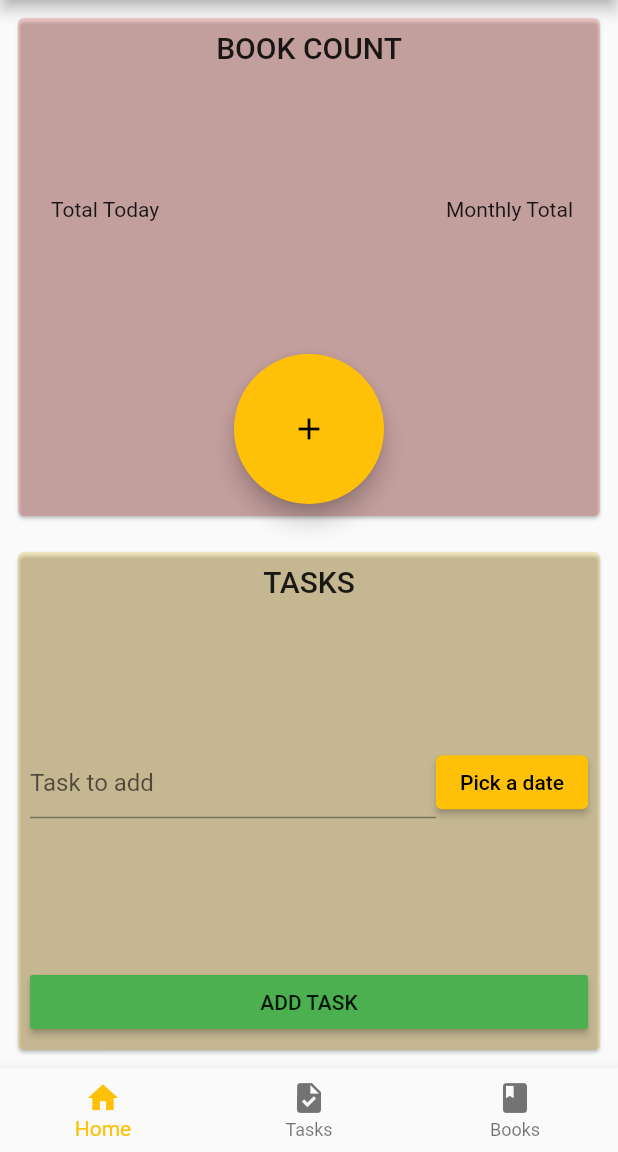
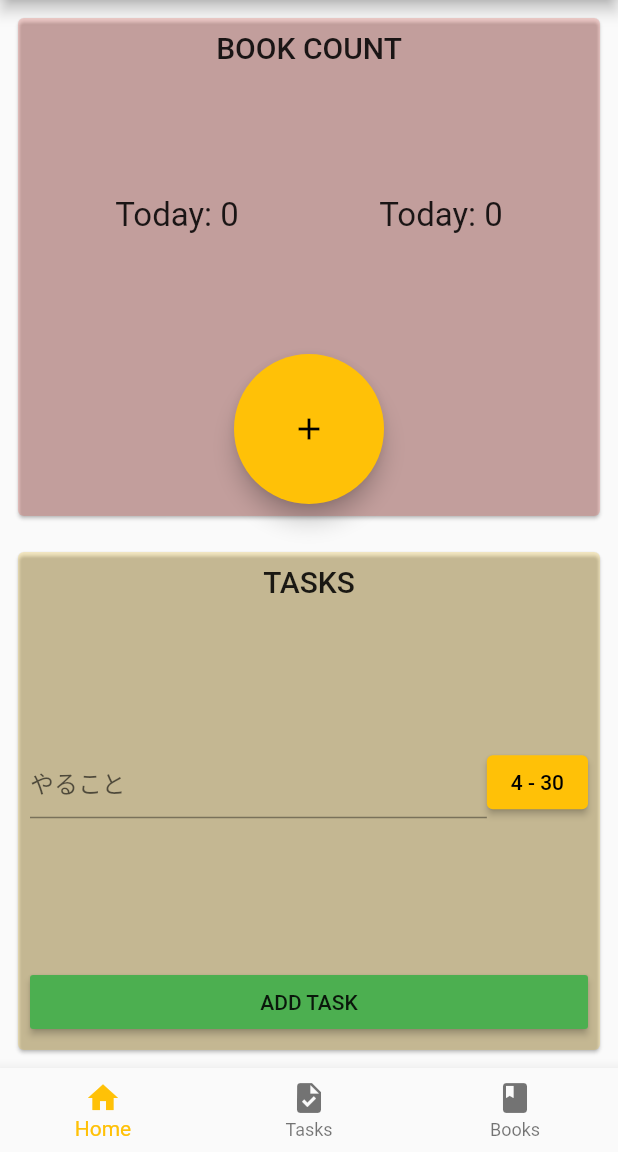
Before and after one commit to yoichiyy/ehon, a Flutter app: the screen it shows after launch, on a phone screen of 412 x 824 dp, the part 84-1236 px from its top. Run offline on Flutter 3.47's test engine with Material 2 defaults, Android fonts, the light colour scheme and no system bars; our stand-ins replace hive; accounts and stored records are empty.

Commit message:
質問した

```diff
--- a/lib/ui/pages/home/home_page.dart
+++ b/lib/ui/pages/home/home_page.dart
@@ -5,6 +5,8 @@ import 'package:counter/ui/pages/history/history_page.dart';
 import 'package:counter/ui/pages/task_list/task_list_page.dart';
 import 'package:counter/ui/widgets/bottom_navigation_bar.dart';
 import 'package:flutter/material.dart';
+
+import '../../../models/counter_model.dart';
 
 class MyHomePage extends StatefulWidget {
   const MyHomePage({Key? key}) : super(key: key);
@@ -17,6 +19,7 @@ class _MyHomePageState extends State<MyHomePage> {
   final GlobalKey<FormState> _formKey = GlobalKey<FormState>();
 
   final _controller = TextEditingController();
+
   int _countToday = 0;
   void _incrementCounter() async {
     await addCounter(DateTime.now(), _controller.text);
@@ -34,7 +37,6 @@ class _MyHomePageState extends State<MyHomePage> {
       body: Column(
         mainAxisSize: MainAxisSize.min,
         children: <Widget>[
-          //_countArea(), _buttonArea(), _navButtonArea()
           Expanded(
             child: HomeCardWidget(
               title: "Book Count",
@@ -71,10 +73,43 @@ class _MyHomePageState extends State<MyHomePage> {
           Expanded(
             child: Container(
               margin: const EdgeInsets.all(4),
-              child: const Text("Total Today"),
+              child: FutureBuilder<CounterModel>(
+                  future: getCounterForDay(DateTime.now()),
+                  builder: (context, snapshot) {
+                    return Padding(
+                      padding: const EdgeInsets.only(top: 8.0),
+                      child: Text(
+                        "Today: ${snapshot.data?.count}",
+                        // "Today: ${snapshot.data?.bookTitles?.join(", ") ?? "No book data"}",
+                        textAlign: TextAlign.center,
+                        style: TextStyle(fontSize: 22),
+                      ),
+                    );
+                  }),
+              // const Text("Total Today"),
             ),
           ),
-          const Text("Monthly Total")
+          Expanded(
+            child: Container(
+              margin: const EdgeInsets.all(4),
+              child: FutureBuilder<int>(
+                  // future: getCounterForDay(DateTime.now()),
+                  future: getCounterForMonth(
+                      DateTime.now().month, DateTime.now().year),
+                  builder: (context, snapshot) {
+                    return Padding(
+                      padding: const EdgeInsets.only(top: 8.0),
+                      child: Text(
+                        "Today: ${snapshot.data}",
+                        // "Today: ${snapshot.data?.bookTitles?.join(", ") ?? "No book data"}",
+                        textAlign: TextAlign.center,
+                        style: TextStyle(fontSize: 22),
+                      ),
+                    );
+                  }),
+              // const Text("Total Today"),
+            ),
+          ),
         ],
       ),
     );
@@ -215,7 +250,7 @@ class TaskCard extends StatefulWidget {
 
 class _TaskCardState extends State<TaskCard> {
   final TextEditingController _controller = TextEditingController();
-  DateTime? _pickedDate;
+  DateTime? _pickedDate = DateTime.now();
 
   @override
   Widget build(BuildContext context) {
@@ -230,7 +265,7 @@ class _TaskCardState extends State<TaskCard> {
                 Expanded(
                   child: TextFormField(
                     controller: _controller,
-                    decoration: InputDecoration(hintText: "Task to add"),
+                    decoration: const InputDecoration(hintText: "やること"),
                   ),
                 ),
                 ElevatedButton(
@@ -239,7 +274,7 @@ class _TaskCardState extends State<TaskCard> {
                         context: context,
                         currentDate: _pickedDate,
                         initialDate: DateTime.now(),
-                        firstDate: DateTime.now().subtract(Duration(days: 30)),
+                        firstDate: DateTime.now().subtract(Duration(days: 0)),
                         lastDate: DateTime.now().add(
                           Duration(days: 3 * 365),
                         ),
@@ -247,7 +282,7 @@ class _TaskCardState extends State<TaskCard> {
                       setState(() {});
                     },
                     child: Text(_pickedDate == null
-                        ? "Pick a date"
+                        ? "期日"
                         : "${_pickedDate!.month} - ${_pickedDate!.day}"))
               ],
             ),
@@ -262,7 +297,7 @@ class _TaskCardState extends State<TaskCard> {
                 builder: (context) {
                   return AlertDialog(
                     title: Text("Oops"),
-                    content: Text("You need to add a task and a date"),
+                    content: Text("You need to add a task"),
                     actions: [
                       TextButton(
                         child: const Text('OK'),
--- a/pubspec.yaml
+++ b/pubspec.yaml
@@ -3,7 +3,7 @@ description: A new Flutter project.
 
 publish_to: "none"
 
-version: 1.0.0+3
+version: 1.0.0+4
 
 environment:
   sdk: ">=2.15.1 <3.0.0"
```
